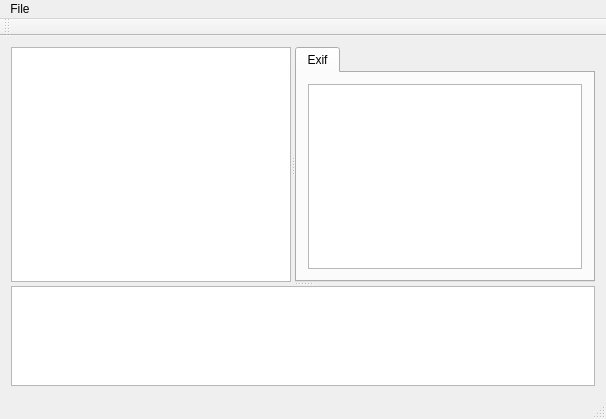
hgdeoro/EFLU, file eyefilinuxui/gui/ui/mainwindow.ui: the form before one commit.
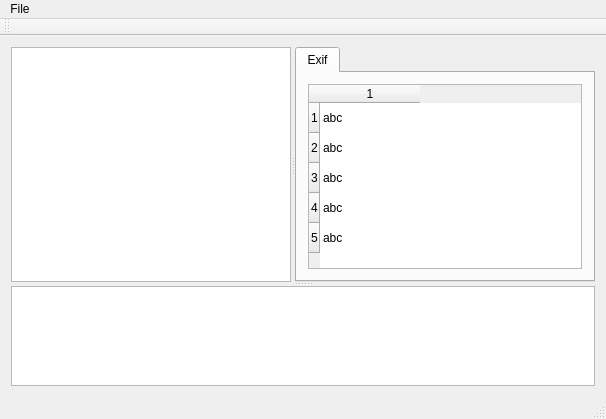
The form after the commit.

Commit message: Always show exif tags, even without values

The edit to the form file:
```diff
--- a/eyefilinuxui/gui/ui/mainwindow.ui
+++ b/eyefilinuxui/gui/ui/mainwindow.ui
@@ -61,6 +61,64 @@
               <height>100</height>
              </size>
             </property>
+            <property name="horizontalScrollBarPolicy">
+             <enum>Qt::ScrollBarAlwaysOff</enum>
+            </property>
+            <property name="editTriggers">
+             <set>QAbstractItemView::NoEditTriggers</set>
+            </property>
+            <property name="selectionMode">
+             <enum>QAbstractItemView::SingleSelection</enum>
+            </property>
+            <property name="selectionBehavior">
+             <enum>QAbstractItemView::SelectRows</enum>
+            </property>
+            <property name="showGrid">
+             <bool>false</bool>
+            </property>
+            <property name="wordWrap">
+             <bool>false</bool>
+            </property>
+            <property name="rowCount">
+             <number>5</number>
+            </property>
+            <property name="columnCount">
+             <number>1</number>
+            </property>
+            <attribute name="verticalHeaderVisible">
+             <bool>true</bool>
+            </attribute>
+            <row/>
+            <row/>
+            <row/>
+            <row/>
+            <row/>
+            <column/>
+            <item row="0" column="0">
+             <property name="text">
+              <string>abc</string>
+             </property>
+            </item>
+            <item row="1" column="0">
+             <property name="text">
+              <string>abc</string>
+             </property>
+            </item>
+            <item row="2" column="0">
+             <property name="text">
+              <string>abc</string>
+             </property>
+            </item>
+            <item row="3" column="0">
+             <property name="text">
+              <string>abc</string>
+             </property>
+            </item>
+            <item row="4" column="0">
+             <property name="text">
+              <string>abc</string>
+             </property>
+            </item>
            </widget>
           </item>
          </layout>
```
The commit also changes 3 other files.
